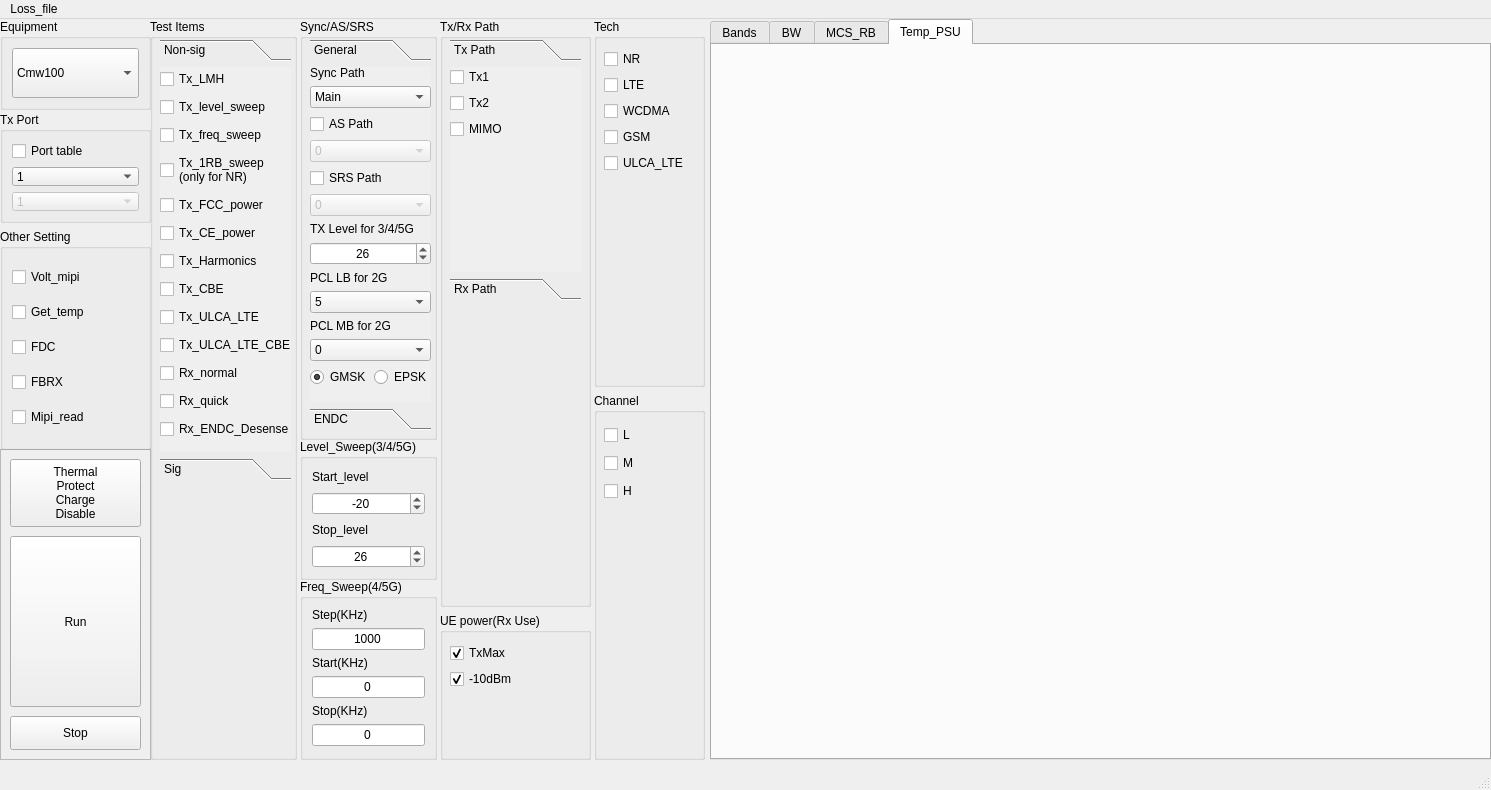
Above: ui/mega_v2_5.ui from d1658999/pyside_learning_2024 before the change. Below: the same form after it.
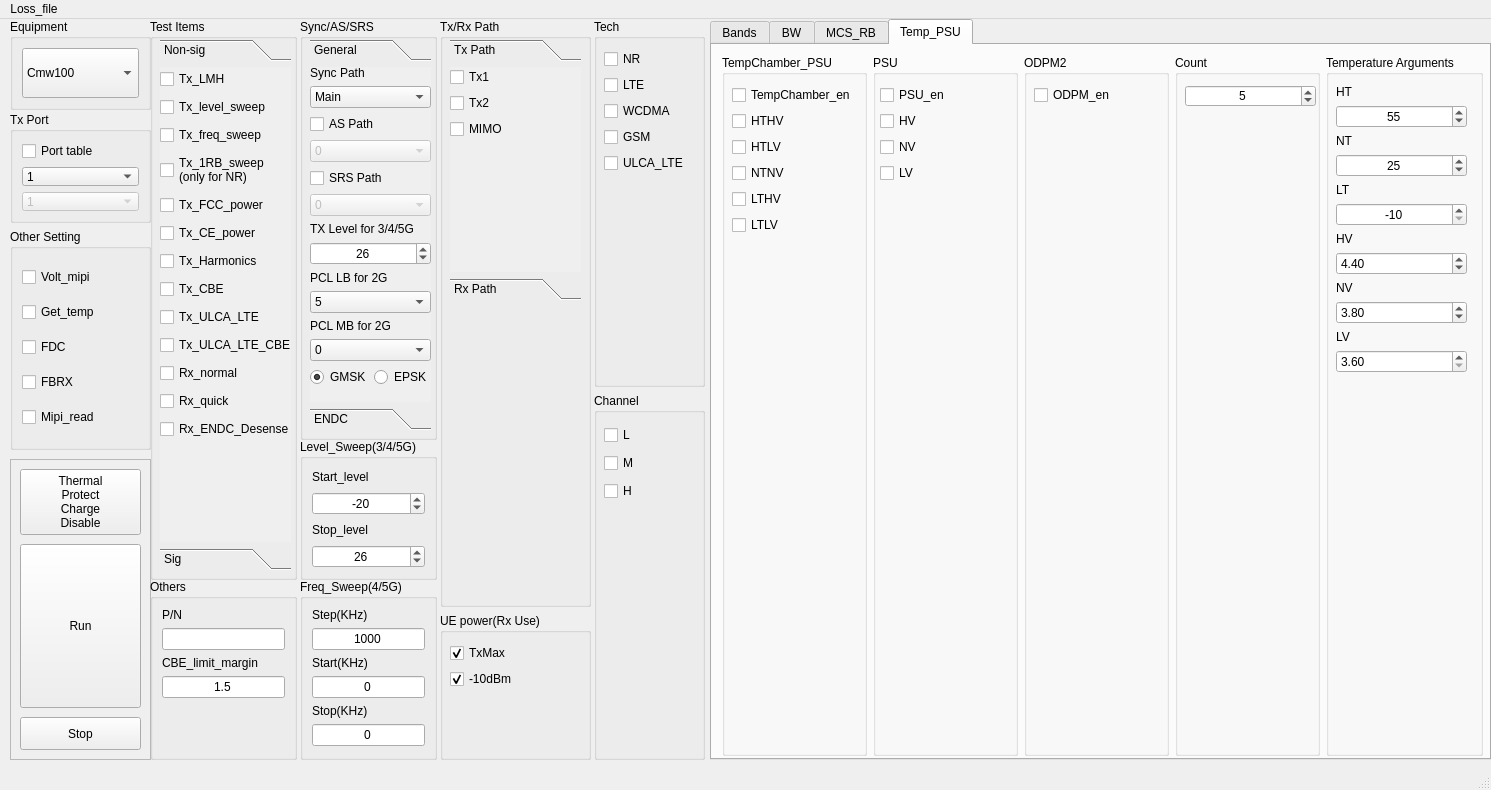
That is the form after the change. The open tabs and pages were chosen to show the change. Icons and pictures are not drawn.

Commit message: update ui test version v2_5 for temp odpm

What changed in the file:
```diff
--- a/ui/mega_v2_5.ui
+++ b/ui/mega_v2_5.ui
@@ -1015,15 +1015,377 @@
      <attribute name="title">
       <string>Temp_PSU</string>
      </attribute>
+     <widget class="QWidget" name="">
+      <property name="geometry">
+       <rect>
+        <x>10</x>
+        <y>10</y>
+        <width>761</width>
+        <height>701</height>
+       </rect>
+      </property>
+      <layout class="QHBoxLayout" name="horizontalLayout_5">
+       <item>
+        <widget class="QGroupBox" name="temp_chamber_psu_groupBox">
+         <property name="title">
+          <string>TempChamber_PSU</string>
+         </property>
+         <widget class="QWidget" name="">
+          <property name="geometry">
+           <rect>
+            <x>10</x>
+            <y>30</y>
+            <width>131</width>
+            <height>152</height>
+           </rect>
+          </property>
+          <layout class="QVBoxLayout" name="verticalLayout_tmpchb_psu">
+           <item>
+            <widget class="QCheckBox" name="tmpchb_en">
+             <property name="text">
+              <string>TempChamber_en</string>
+             </property>
+            </widget>
+           </item>
+           <item>
+            <widget class="QCheckBox" name="hthv_en">
+             <property name="text">
+              <string>HTHV</string>
+             </property>
+            </widget>
+           </item>
+           <item>
+            <widget class="QCheckBox" name="htlv_en">
+             <property name="text">
+              <string>HTLV</string>
+             </property>
+            </widget>
+           </item>
+           <item>
+            <widget class="QCheckBox" name="ntnv_en">
+             <property name="text">
+              <string>NTNV</string>
+             </property>
+            </widget>
+           </item>
+           <item>
+            <widget class="QCheckBox" name="lthv_en">
+             <property name="text">
+              <string>LTHV</string>
+             </property>
+            </widget>
+           </item>
+           <item>
+            <widget class="QCheckBox" name="ltlv_en">
+             <property name="text">
+              <string>LTLV</string>
+             </property>
+            </widget>
+           </item>
+          </layout>
+         </widget>
+        </widget>
+       </item>
+       <item>
+        <widget class="QGroupBox" name="psu_groupBox">
+         <property name="title">
+          <string>PSU</string>
+         </property>
+         <widget class="QWidget" name="">
+          <property name="geometry">
+           <rect>
+            <x>7</x>
+            <y>30</y>
+            <width>131</width>
+            <height>100</height>
+           </rect>
+          </property>
+          <layout class="QVBoxLayout" name="verticalLayout_6">
+           <item>
+            <widget class="QCheckBox" name="psu_en">
+             <property name="text">
+              <string>PSU_en</string>
+             </property>
+            </widget>
+           </item>
+           <item>
+            <widget class="QCheckBox" name="hv_en">
+             <property name="text">
+              <string>HV</string>
+             </property>
+            </widget>
+           </item>
+           <item>
+            <widget class="QCheckBox" name="nv_en">
+             <property name="text">
+              <string>NV</string>
+             </property>
+            </widget>
+           </item>
+           <item>
+            <widget class="QCheckBox" name="lv_en">
+             <property name="text">
+              <string>LV</string>
+             </property>
+            </widget>
+           </item>
+          </layout>
+         </widget>
+        </widget>
+       </item>
+       <item>
+        <widget class="QGroupBox" name="odpm_groupBox">
+         <property name="title">
+          <string>ODPM2</string>
+         </property>
+         <widget class="QCheckBox" name="checkBox_11">
+          <property name="geometry">
+           <rect>
+            <x>10</x>
+            <y>30</y>
+            <width>76</width>
+            <height>20</height>
+           </rect>
+          </property>
+          <property name="text">
+           <string>ODPM_en</string>
+          </property>
+         </widget>
+        </widget>
+       </item>
+       <item>
+        <widget class="QGroupBox" name="count_groupBox">
+         <property name="title">
+          <string>Count</string>
+         </property>
+         <widget class="QSpinBox" name="count_spinBox">
+          <property name="geometry">
+           <rect>
+            <x>10</x>
+            <y>30</y>
+            <width>131</width>
+            <height>22</height>
+           </rect>
+          </property>
+          <property name="alignment">
+           <set>Qt::AlignCenter</set>
+          </property>
+          <property name="minimum">
+           <number>1</number>
+          </property>
+          <property name="maximum">
+           <number>20</number>
+          </property>
+          <property name="value">
+           <number>5</number>
+          </property>
+         </widget>
+        </widget>
+       </item>
+       <item>
+        <widget class="QGroupBox" name="temp_arg_groupBox">
+         <property name="title">
+          <string>Temperature Arguments</string>
+         </property>
+         <widget class="QWidget" name="">
+          <property name="geometry">
+           <rect>
+            <x>10</x>
+            <y>30</y>
+            <width>131</width>
+            <height>296</height>
+           </rect>
+          </property>
+          <layout class="QVBoxLayout" name="verticalLayout_temp_arg">
+           <item>
+            <widget class="QLabel" name="ht_label">
+             <property name="sizePolicy">
+              <sizepolicy hsizetype="Preferred" vsizetype="Fixed">
+               <horstretch>0</horstretch>
+               <verstretch>0</verstretch>
+              </sizepolicy>
+             </property>
+             <property name="text">
+              <string>HT</string>
+             </property>
+            </widget>
+           </item>
+           <item>
+            <widget class="QSpinBox" name="ht_spinBox">
+             <property name="alignment">
+              <set>Qt::AlignCenter</set>
+             </property>
+             <property name="minimum">
+              <number>-20</number>
+             </property>
+             <property name="maximum">
+              <number>60</number>
+             </property>
+             <property name="value">
+              <number>55</number>
+             </property>
+            </widget>
+           </item>
+           <item>
+            <widget class="QLabel" name="nt_label">
+             <property name="sizePolicy">
+              <sizepolicy hsizetype="Preferred" vsizetype="Fixed">
+               <horstretch>0</horstretch>
+               <verstretch>0</verstretch>
+              </sizepolicy>
+             </property>
+             <property name="text">
+              <string>NT</string>
+             </property>
+            </widget>
+           </item>
+           <item>
+            <widget class="QSpinBox" name="nt_spinBox">
+             <property name="alignment">
+              <set>Qt::AlignCenter</set>
+             </property>
+             <property name="minimum">
+              <number>-20</number>
+             </property>
+             <property name="maximum">
+              <number>60</number>
+             </property>
+             <property name="value">
+              <number>25</number>
+             </property>
+            </widget>
+           </item>
+           <item>
+            <widget class="QLabel" name="lt_label">
+             <property name="sizePolicy">
+              <sizepolicy hsizetype="Preferred" vsizetype="Fixed">
+               <horstretch>0</horstretch>
+               <verstretch>0</verstretch>
+              </sizepolicy>
+             </property>
+             <property name="text">
+              <string>LT</string>
+             </property>
+            </widget>
+           </item>
+           <item>
+            <widget class="QSpinBox" name="lt_spinBox">
+             <property name="alignment">
+              <set>Qt::AlignCenter</set>
+             </property>
+             <property name="minimum">
+              <number>-10</number>
+             </property>
+             <property name="maximum">
+              <number>60</number>
+             </property>
+             <property name="value">
+              <number>-10</number>
+             </property>
+            </widget>
+           </item>
+           <item>
+            <widget class="QLabel" name="hv_label">
+             <property name="sizePolicy">
+              <sizepolicy hsizetype="Preferred" vsizetype="Fixed">
+               <horstretch>0</horstretch>
+               <verstretch>0</verstretch>
+              </sizepolicy>
+             </property>
+             <property name="text">
+              <string>HV</string>
+             </property>
+            </widget>
+           </item>
+           <item>
+            <widget class="QDoubleSpinBox" name="hv_doubleSpinBox">
+             <property name="minimum">
+              <double>3.600000000000000</double>
+             </property>
+             <property name="maximum">
+              <double>4.500000000000000</double>
+             </property>
+             <property name="singleStep">
+              <double>0.010000000000000</double>
+             </property>
+             <property name="value">
+              <double>4.400000000000000</double>
+             </property>
+            </widget>
+           </item>
+           <item>
+            <widget class="QLabel" name="nv_label">
+             <property name="sizePolicy">
+              <sizepolicy hsizetype="Preferred" vsizetype="Fixed">
+               <horstretch>0</horstretch>
+               <verstretch>0</verstretch>
+              </sizepolicy>
+             </property>
+             <property name="text">
+              <string>NV</string>
+             </property>
+            </widget>
+           </item>
+           <item>
+            <widget class="QDoubleSpinBox" name="nv_doubleSpinBox">
+             <property name="decimals">
+              <number>2</number>
+             </property>
+             <property name="minimum">
+              <double>3.600000000000000</double>
+             </property>
+             <property name="maximum">
+              <double>4.500000000000000</double>
+             </property>
+             <property name="singleStep">
+              <double>0.010000000000000</double>
+             </property>
+             <property name="value">
+              <double>3.800000000000000</double>
+             </property>
+            </widget>
+           </item>
+           <item>
+            <widget class="QLabel" name="lv_label">
+             <property name="sizePolicy">
+              <sizepolicy hsizetype="Preferred" vsizetype="Fixed">
+               <horstretch>0</horstretch>
+               <verstretch>0</verstretch>
+              </sizepolicy>
+             </property>
+             <property name="text">
+              <string>LV</string>
+             </property>
+            </widget>
+           </item>
+           <item>
+            <widget class="QDoubleSpinBox" name="lv_doubleSpinBox">
+             <property name="minimum">
+              <double>3.600000000000000</double>
+             </property>
+             <property name="maximum">
+              <double>4.500000000000000</double>
+             </property>
+             <property name="singleStep">
+              <double>0.010000000000000</double>
+             </property>
+            </widget>
+           </item>
+          </layout>
+         </widget>
+        </widget>
+       </item>
+      </layout>
+     </widget>
     </widget>
    </widget>
    <widget class="QFrame" name="frame_button">
     <property name="geometry">
      <rect>
-      <x>0</x>
-      <y>430</y>
-      <width>151</width>
-      <height>311</height>
+      <x>10</x>
+      <y>440</y>
+      <width>141</width>
+      <height>301</height>
      </rect>
     </property>
     <property name="sizePolicy">
@@ -1404,7 +1766,7 @@
       <x>150</x>
       <y>0</y>
       <width>147</width>
-      <height>741</height>
+      <height>561</height>
      </rect>
     </property>
     <property name="title">
@@ -1416,7 +1778,7 @@
        <x>10</x>
        <y>20</y>
        <width>131</width>
-       <height>441</height>
+       <height>531</height>
       </rect>
      </property>
      <property name="currentIndex">
@@ -1428,7 +1790,7 @@
         <x>0</x>
         <y>0</y>
         <width>131</width>
-        <height>381</height>
+        <height>471</height>
        </rect>
       </property>
       <attribute name="label">
@@ -2333,9 +2695,9 @@
    <widget class="QGroupBox" name="equipment_groupBox">
     <property name="geometry">
      <rect>
-      <x>0</x>
+      <x>10</x>
       <y>0</y>
-      <width>151</width>
+      <width>141</width>
       <height>91</height>
      </rect>
     </property>
@@ -2378,9 +2740,9 @@
    <widget class="QGroupBox" name="tx_port_groupBox">
     <property name="geometry">
      <rect>
-      <x>0</x>
+      <x>10</x>
       <y>93</y>
-      <width>151</width>
+      <width>141</width>
       <height>111</height>
      </rect>
     </property>
@@ -2503,9 +2865,9 @@
    <widget class="QGroupBox" name="other_setting_groupBox">
     <property name="geometry">
      <rect>
-      <x>0</x>
+      <x>10</x>
       <y>210</y>
-      <width>151</width>
+      <width>141</width>
       <height>221</height>
      </rect>
     </property>
@@ -2550,6 +2912,89 @@
      </item>
     </layout>
    </widget>
+   <widget class="QGroupBox" name="others_groupBox">
+    <property name="geometry">
+     <rect>
+      <x>150</x>
+      <y>560</y>
+      <width>147</width>
+      <height>181</height>
+     </rect>
+    </property>
+    <property name="title">
+     <string>Others</string>
+    </property>
+    <layout class="QVBoxLayout" name="verticalLayout_13">
+     <item>
+      <widget class="QLabel" name="pn_label">
+       <property name="sizePolicy">
+        <sizepolicy hsizetype="Preferred" vsizetype="Fixed">
+         <horstretch>0</horstretch>
+         <verstretch>0</verstretch>
+        </sizepolicy>
+       </property>
+       <property name="text">
+        <string>P/N</string>
+       </property>
+       <property name="alignment">
+        <set>Qt::AlignLeading|Qt::AlignLeft|Qt::AlignVCenter</set>
+       </property>
+      </widget>
+     </item>
+     <item>
+      <widget class="QLineEdit" name="pn_lineEdit">
+       <property name="text">
+        <string/>
+       </property>
+       <property name="alignment">
+        <set>Qt::AlignCenter</set>
+       </property>
+      </widget>
+     </item>
+     <item>
+      <widget class="QLabel" name="cbe_margin_label">
+       <property name="sizePolicy">
+        <sizepolicy hsizetype="Preferred" vsizetype="Fixed">
+         <horstretch>0</horstretch>
+         <verstretch>0</verstretch>
+        </sizepolicy>
+       </property>
+       <property name="text">
+        <string>CBE_limit_margin</string>
+       </property>
+       <property name="alignment">
+        <set>Qt::AlignLeading|Qt::AlignLeft|Qt::AlignVCenter</set>
+       </property>
+      </widget>
+     </item>
+     <item>
+      <widget class="QLineEdit" name="freq_sweep_start_2">
+       <property name="text">
+        <string>1.5</string>
+       </property>
+       <property name="alignment">
+        <set>Qt::AlignCenter</set>
+       </property>
+      </widget>
+     </item>
+     <item>
+      <spacer name="verticalSpacer">
+       <property name="orientation">
+        <enum>Qt::Vertical</enum>
+       </property>
+       <property name="sizeType">
+        <enum>QSizePolicy::Expanding</enum>
+       </property>
+       <property name="sizeHint" stdset="0">
+        <size>
+         <width>20</width>
+         <height>40</height>
+        </size>
+       </property>
+      </spacer>
+     </item>
+    </layout>
+   </widget>
   </widget>
   <widget class="QMenuBar" name="menubar">
    <property name="geometry">
```
Left out of the diff: 616 changed lines with no effect on the pictures. The commit also changes 2 other files.
